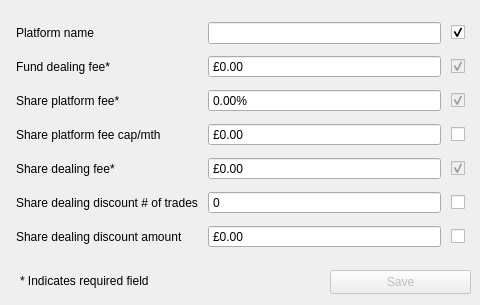
Before: the Qt Designer form gui/platform_edit.ui in RolandWH/SIPPCompare, drawn with Qt 5.
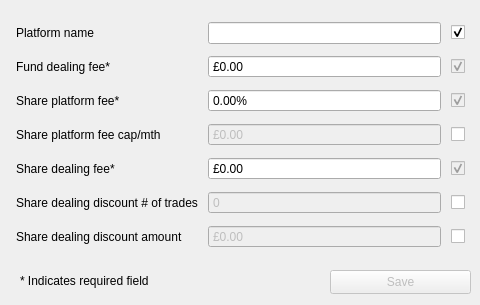
After: the same form once the commit is applied.

Commit message: opt field input validation complete - functionality still TODO

```diff
--- a/gui/platform_edit.ui
+++ b/gui/platform_edit.ui
@@ -62,6 +62,9 @@
     </item>
     <item row="8" column="2">
      <widget class="QDoubleSpinBox" name="share_deal_reduce_amount_box">
+      <property name="enabled">
+       <bool>false</bool>
+      </property>
       <property name="buttonSymbols">
        <enum>QAbstractSpinBox::ButtonSymbols::NoButtons</enum>
       </property>
@@ -75,6 +78,9 @@
     </item>
     <item row="4" column="2">
      <widget class="QDoubleSpinBox" name="share_plat_max_fee_box">
+      <property name="enabled">
+       <bool>false</bool>
+      </property>
       <property name="buttonSymbols">
        <enum>QAbstractSpinBox::ButtonSymbols::NoButtons</enum>
       </property>
@@ -188,6 +194,9 @@
     </item>
     <item row="7" column="2">
      <widget class="QSpinBox" name="share_deal_reduce_trades_box">
+      <property name="enabled">
+       <bool>false</bool>
+      </property>
       <property name="buttonSymbols">
        <enum>QAbstractSpinBox::ButtonSymbols::NoButtons</enum>
       </property>
```
The commit also changes 1 other file.
